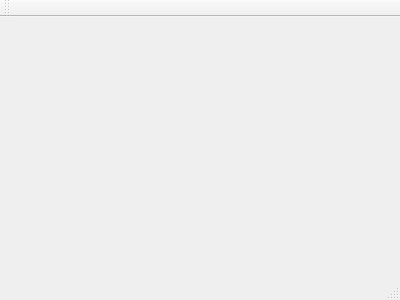
Above: mainwindow.ui from paulm96/QtCalc before the change. Below: the same form after it.
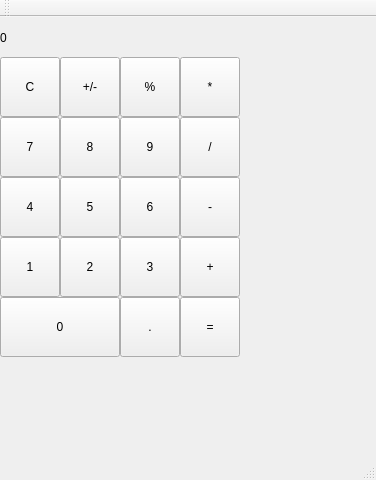
That is the form after the change.

Commit message: added basic graphics

Diff of the .ui file:
```diff
--- a/mainwindow.ui
+++ b/mainwindow.ui
@@ -1,24 +1,300 @@
 <ui version="4.0">
  <class>MainWindow</class>
- <widget class="QMainWindow" name="MainWindow" >
-  <property name="geometry" >
+ <widget class="QMainWindow" name="MainWindow">
+  <property name="geometry">
    <rect>
     <x>0</x>
     <y>0</y>
-    <width>400</width>
-    <height>300</height>
+    <width>376</width>
+    <height>480</height>
    </rect>
   </property>
   <property name="windowTitle" >
    <string>MainWindow</string>
   </property>
-  <widget class="QMenuBar" name="menuBar" />
-  <widget class="QToolBar" name="mainToolBar" />
-  <widget class="QWidget" name="centralWidget" />
-  <widget class="QStatusBar" name="statusBar" />
+  <widget class="QWidget" name="centralWidget">
+   <widget class="QLabel" name="label">
+    <property name="geometry">
+     <rect>
+      <x>0</x>
+      <y>0</y>
+      <width>240</width>
+      <height>41</height>
+     </rect>
+    </property>
+    <property name="text">
+     <string>0</string>
+    </property>
+   </widget>
+   <widget class="QPushButton" name="pushButton">
+    <property name="geometry">
+     <rect>
+      <x>0</x>
+      <y>100</y>
+      <width>60</width>
+      <height>60</height>
+     </rect>
+    </property>
+    <property name="text">
+     <string>7</string>
+    </property>
+   </widget>
+   <widget class="QPushButton" name="pushButton_2">
+    <property name="geometry">
+     <rect>
+      <x>60</x>
+      <y>100</y>
+      <width>60</width>
+      <height>60</height>
+     </rect>
+    </property>
+    <property name="text">
+     <string>8</string>
+    </property>
+   </widget>
+   <widget class="QPushButton" name="pushButton_3">
+    <property name="geometry">
+     <rect>
+      <x>120</x>
+      <y>100</y>
+      <width>60</width>
+      <height>60</height>
+     </rect>
+    </property>
+    <property name="text">
+     <string>9</string>
+    </property>
+   </widget>
+   <widget class="QPushButton" name="pushButton_4">
+    <property name="geometry">
+     <rect>
+      <x>180</x>
+      <y>100</y>
+      <width>60</width>
+      <height>60</height>
+     </rect>
+    </property>
+    <property name="text">
+     <string>/</string>
+    </property>
+   </widget>
+   <widget class="QPushButton" name="pushButton_5">
+    <property name="geometry">
+     <rect>
+      <x>120</x>
+      <y>160</y>
+      <width>60</width>
+      <height>60</height>
+     </rect>
+    </property>
+    <property name="text">
+     <string>6</string>
+    </property>
+   </widget>
+   <widget class="QPushButton" name="pushButton_6">
+    <property name="geometry">
+     <rect>
+      <x>0</x>
+      <y>160</y>
+      <width>60</width>
+      <height>60</height>
+     </rect>
+    </property>
+    <property name="text">
+     <string>4</string>
+    </property>
+   </widget>
+   <widget class="QPushButton" name="pushButton_7">
+    <property name="geometry">
+     <rect>
+      <x>180</x>
+      <y>160</y>
+      <width>60</width>
+      <height>60</height>
+     </rect>
+    </property>
+    <property name="text">
+     <string>-</string>
+    </property>
+   </widget>
+   <widget class="QPushButton" name="pushButton_8">
+    <property name="geometry">
+     <rect>
+      <x>60</x>
+      <y>160</y>
+      <width>60</width>
+      <height>60</height>
+     </rect>
+    </property>
+    <property name="text">
+     <string>5</string>
+    </property>
+   </widget>
+   <widget class="QPushButton" name="pushButton_9">
+    <property name="geometry">
+     <rect>
+      <x>120</x>
+      <y>220</y>
+      <width>60</width>
+      <height>60</height>
+     </rect>
+    </property>
+    <property name="text">
+     <string>3</string>
+    </property>
+   </widget>
+   <widget class="QPushButton" name="pushButton_10">
+    <property name="geometry">
+     <rect>
+      <x>0</x>
+      <y>220</y>
+      <width>60</width>
+      <height>60</height>
+     </rect>
+    </property>
+    <property name="text">
+     <string>1</string>
+    </property>
+   </widget>
+   <widget class="QPushButton" name="pushButton_11">
+    <property name="geometry">
+     <rect>
+      <x>180</x>
+      <y>220</y>
+      <width>60</width>
+      <height>60</height>
+     </rect>
+    </property>
+    <property name="text">
+     <string>+</string>
+    </property>
+   </widget>
+   <widget class="QPushButton" name="pushButton_12">
+    <property name="geometry">
+     <rect>
+      <x>60</x>
+      <y>220</y>
+      <width>60</width>
+      <height>60</height>
+     </rect>
+    </property>
+    <property name="text">
+     <string>2</string>
+    </property>
+   </widget>
+   <widget class="QPushButton" name="pushButton_13">
+    <property name="geometry">
+     <rect>
+      <x>120</x>
+      <y>280</y>
+      <width>60</width>
+      <height>60</height>
+     </rect>
+    </property>
+    <property name="text">
+     <string>.</string>
+    </property>
+   </widget>
+   <widget class="QPushButton" name="pushButton_15">
+    <property name="geometry">
+     <rect>
+      <x>180</x>
+      <y>280</y>
+      <width>60</width>
+      <height>60</height>
+     </rect>
+    </property>
+    <property name="text">
+     <string>=</string>
+    </property>
+   </widget>
+   <widget class="QPushButton" name="pushButton_14">
+    <property name="geometry">
+     <rect>
+      <x>0</x>
+      <y>280</y>
+      <width>120</width>
+      <height>60</height>
+     </rect>
+    </property>
+    <property name="text">
+     <string>0</string>
+    </property>
+   </widget>
+   <widget class="QPushButton" name="pushButton_16">
+    <property name="geometry">
+     <rect>
+      <x>120</x>
+      <y>40</y>
+      <width>60</width>
+      <height>60</height>
+     </rect>
+    </property>
+    <property name="text">
+     <string>%</string>
+    </property>
+   </widget>
+   <widget class="QPushButton" name="pushButton_17">
+    <property name="geometry">
+     <rect>
+      <x>0</x>
+      <y>40</y>
+      <width>60</width>
+      <height>60</height>
+     </rect>
+    </property>
+    <property name="text">
+     <string>C</string>
+    </property>
+   </widget>
+   <widget class="QPushButton" name="pushButton_18">
+    <property name="geometry">
+     <rect>
+      <x>180</x>
+      <y>40</y>
+      <width>60</width>
+      <height>60</height>
+     </rect>
+    </property>
+    <property name="text">
+     <string>*</string>
+    </property>
+   </widget>
+   <widget class="QPushButton" name="pushButton_19">
+    <property name="geometry">
+     <rect>
+      <x>60</x>
+      <y>40</y>
+      <width>60</width>
+      <height>60</height>
+     </rect>
+    </property>
+    <property name="text">
+     <string>+/-</string>
+    </property>
+   </widget>
+  </widget>
+  <widget class="QMenuBar" name="menuBar">
+   <property name="geometry">
+    <rect>
+     <x>0</x>
+     <y>0</y>
+     <width>376</width>
+     <height>25</height>
+    </rect>
+   </property>
+  </widget>
+  <widget class="QToolBar" name="mainToolBar">
+   <attribute name="toolBarArea">
+    <enum>TopToolBarArea</enum>
+   </attribute>
+   <attribute name="toolBarBreak">
+    <bool>false</bool>
+   </attribute>
+  </widget>
+  <widget class="QStatusBar" name="statusBar"/>
  </widget>
- <layoutDefault spacing="6" margin="11" />
- <pixmapfunction></pixmapfunction>
+ <layoutdefault spacing="6" margin="11"/>
  <resources/>
  <connections/>
 </ui>
```
Left out of the diff: 3 changed lines with no effect on the pictures.
